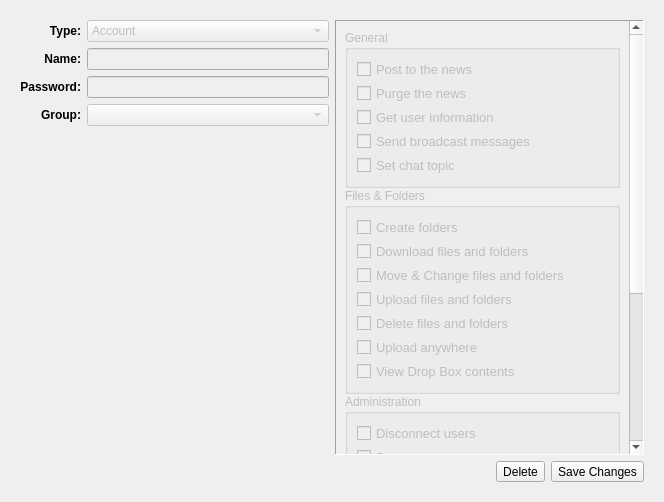
The window that qw_client/QwcAccountsWidget.ui (pcjpnet/qwired-suite) describes before a commit, drawn with Qt 5.
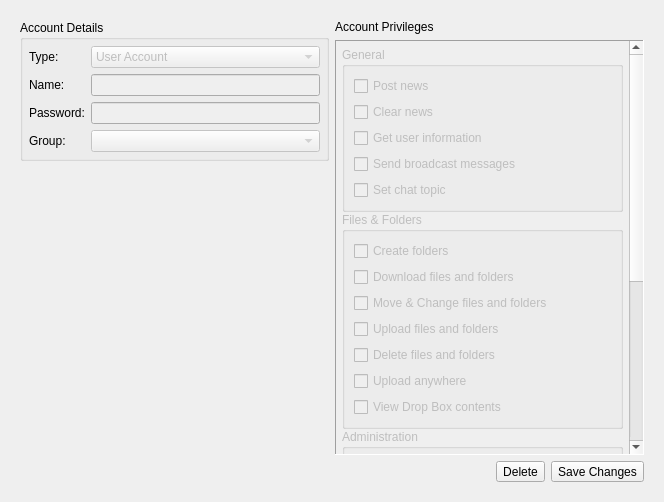
The same window after the commit. The open tabs and pages were chosen to show the change. Icons and pictures are not drawn.

Commit message: Some GUI changes for the account editor on Mac OS X.

```diff
--- a/qw_client/QwcAccountsWidget.ui
+++ b/qw_client/QwcAccountsWidget.ui
@@ -17,28 +17,28 @@
    <item row="0" column="0">
     <widget class="QStackedWidget" name="stackedWidget">
      <property name="currentIndex">
-      <number>1</number>
+      <number>0</number>
      </property>
      <widget class="QWidget" name="page">
-      <layout class="QGridLayout" name="gridLayout_2">
+      <layout class="QGridLayout" name="gridLayout_3">
        <item row="0" column="0">
+        <layout class="QVBoxLayout" name="verticalLayout_8">
+         <item>
+          <widget class="QGroupBox" name="groupBox">
+           <property name="title">
+            <string>Account Details</string>
+           </property>
         <layout class="QVBoxLayout" name="verticalLayout_6">
+            <property name="margin">
+             <number>6</number>
+            </property>
          <item>
-          <layout class="QGridLayout">
+             <layout class="QGridLayout" name="gridLayout_2">
            <item row="0" column="0">
             <widget class="QLabel" name="label">
-             <property name="font">
-              <font>
-               <weight>75</weight>
-               <bold>true</bold>
-              </font>
-             </property>
              <property name="text">
               <string>Type:</string>
              </property>
-             <property name="alignment">
-              <set>Qt::AlignRight|Qt::AlignTrailing|Qt::AlignVCenter</set>
-             </property>
             </widget>
            </item>
            <item row="0" column="1">
@@ -48,7 +48,7 @@
              </property>
              <item>
               <property name="text">
-               <string>Account</string>
+                  <string>User Account</string>
               </property>
               <property name="icon">
                <iconset resource="application.qrc">
@@ -57,7 +57,7 @@
              </item>
              <item>
               <property name="text">
-               <string>Group</string>
+                  <string>Account Group</string>
               </property>
               <property name="icon">
                <iconset resource="application.qrc">
@@ -68,18 +68,9 @@
            </item>
            <item row="1" column="0">
             <widget class="QLabel" name="label_2">
-             <property name="font">
-              <font>
-               <weight>75</weight>
-               <bold>true</bold>
-              </font>
-             </property>
              <property name="text">
               <string>Name:</string>
              </property>
-             <property name="alignment">
-              <set>Qt::AlignRight|Qt::AlignTrailing|Qt::AlignVCenter</set>
-             </property>
             </widget>
            </item>
            <item row="1" column="1">
@@ -91,18 +82,9 @@
            </item>
            <item row="2" column="0">
             <widget class="QLabel" name="label_3">
-             <property name="font">
-              <font>
-               <weight>75</weight>
-               <bold>true</bold>
-              </font>
-             </property>
              <property name="text">
               <string>Password:</string>
              </property>
-             <property name="alignment">
-              <set>Qt::AlignRight|Qt::AlignTrailing|Qt::AlignVCenter</set>
-             </property>
             </widget>
            </item>
            <item row="2" column="1">
@@ -117,18 +99,9 @@
            </item>
            <item row="3" column="0">
             <widget class="QLabel" name="label_4">
-             <property name="font">
-              <font>
-               <weight>75</weight>
-               <bold>true</bold>
-              </font>
-             </property>
              <property name="text">
               <string>Group:</string>
              </property>
-             <property name="alignment">
-              <set>Qt::AlignRight|Qt::AlignTrailing|Qt::AlignVCenter</set>
-             </property>
             </widget>
            </item>
            <item row="3" column="1">
@@ -140,6 +113,9 @@
            </item>
           </layout>
          </item>
+           </layout>
+          </widget>
+         </item>
          <item>
           <spacer name="verticalSpacer">
            <property name="orientation">
@@ -156,10 +132,22 @@
         </layout>
        </item>
        <item row="0" column="1">
+        <layout class="QVBoxLayout" name="verticalLayout_7">
+         <item>
+          <widget class="QLabel" name="label_7">
+           <property name="text">
+            <string>Account Privileges</string>
+           </property>
+          </widget>
+         </item>
+         <item>
         <widget class="QScrollArea" name="scrollArea">
          <property name="frameShape">
           <enum>QFrame::Panel</enum>
          </property>
+           <property name="horizontalScrollBarPolicy">
+            <enum>Qt::ScrollBarAlwaysOff</enum>
+           </property>
          <property name="widgetResizable">
           <bool>true</bool>
          </property>
@@ -167,12 +155,15 @@
           <property name="geometry">
            <rect>
             <x>0</x>
-            <y>0</y>
-            <width>294</width>
-            <height>623</height>
+              <y>-270</y>
+              <width>284</width>
+              <height>657</height>
            </rect>
           </property>
           <layout class="QGridLayout" name="gridLayout_5">
+             <property name="margin">
+              <number>6</number>
+             </property>
            <item row="0" column="0">
             <layout class="QVBoxLayout" name="verticalLayout_2">
              <property name="spacing">
@@ -187,46 +178,22 @@
                 <string>General</string>
                </property>
                <layout class="QVBoxLayout" name="verticalLayout_4">
-                <property name="spacing">
-                 <number>3</number>
-                </property>
                 <item>
                  <widget class="QCheckBox" name="fBasicPostNews">
-                  <property name="font">
-                   <font>
-                    <pointsize>10</pointsize>
-                    <weight>50</weight>
-                    <bold>false</bold>
-                   </font>
-                  </property>
                   <property name="text">
-                   <string>Post to the news</string>
+                     <string>Post news</string>
                   </property>
                  </widget>
                 </item>
                 <item>
                  <widget class="QCheckBox" name="fBasicClearNews">
-                  <property name="font">
-                   <font>
-                    <pointsize>10</pointsize>
-                    <weight>50</weight>
-                    <bold>false</bold>
-                   </font>
-                  </property>
                   <property name="text">
-                   <string>Purge the news</string>
+                     <string>Clear news</string>
                   </property>
                  </widget>
                 </item>
                 <item>
                  <widget class="QCheckBox" name="fBasicGetUserInfo">
-                  <property name="font">
-                   <font>
-                    <pointsize>10</pointsize>
-                    <weight>50</weight>
-                    <bold>false</bold>
-                   </font>
-                  </property>
                   <property name="text">
                    <string>Get user information</string>
                   </property>
@@ -234,13 +201,6 @@
                 </item>
                 <item>
                  <widget class="QCheckBox" name="fBasicBroadcast">
-                  <property name="font">
-                   <font>
-                    <pointsize>10</pointsize>
-                    <weight>50</weight>
-                    <bold>false</bold>
-                   </font>
-                  </property>
                   <property name="text">
                    <string>Send broadcast messages</string>
                   </property>
@@ -248,13 +208,6 @@
                 </item>
                 <item>
                  <widget class="QCheckBox" name="fBasicSetTopic">
-                  <property name="font">
-                   <font>
-                    <pointsize>10</pointsize>
-                    <weight>50</weight>
-                    <bold>false</bold>
-                   </font>
-                  </property>
                   <property name="text">
                    <string>Set chat topic</string>
                   </property>
@@ -272,18 +225,8 @@
                 <string>Files &amp;&amp; Folders</string>
                </property>
                <layout class="QVBoxLayout" name="verticalLayout_3">
-                <property name="spacing">
-                 <number>3</number>
-                </property>
                 <item>
                  <widget class="QCheckBox" name="fFilesCreateFolders">
-                  <property name="font">
-                   <font>
-                    <pointsize>10</pointsize>
-                    <weight>50</weight>
-                    <bold>false</bold>
-                   </font>
-                  </property>
                   <property name="text">
                    <string>Create folders</string>
                   </property>
@@ -291,13 +234,6 @@
                 </item>
                 <item>
                  <widget class="QCheckBox" name="fFilesDownload">
-                  <property name="font">
-                   <font>
-                    <pointsize>10</pointsize>
-                    <weight>50</weight>
-                    <bold>false</bold>
-                   </font>
-                  </property>
                   <property name="text">
                    <string>Download files and folders</string>
                   </property>
@@ -305,13 +241,6 @@
                 </item>
                 <item>
                  <widget class="QCheckBox" name="fFilesMoveChange">
-                  <property name="font">
-                   <font>
-                    <pointsize>10</pointsize>
-                    <weight>50</weight>
-                    <bold>false</bold>
-                   </font>
-                  </property>
                   <property name="text">
                    <string>Move &amp;&amp; Change files and folders</string>
                   </property>
@@ -319,13 +248,6 @@
                 </item>
                 <item>
                  <widget class="QCheckBox" name="fFilesUpload">
-                  <property name="font">
-                   <font>
-                    <pointsize>10</pointsize>
-                    <weight>50</weight>
-                    <bold>false</bold>
-                   </font>
-                  </property>
                   <property name="text">
                    <string>Upload files and folders</string>
                   </property>
@@ -333,13 +255,6 @@
                 </item>
                 <item>
                  <widget class="QCheckBox" name="fFilesDelete">
-                  <property name="font">
-                   <font>
-                    <pointsize>10</pointsize>
-                    <weight>50</weight>
-                    <bold>false</bold>
-                   </font>
-                  </property>
                   <property name="text">
                    <string>Delete files and folders</string>
                   </property>
@@ -347,13 +262,6 @@
                 </item>
                 <item>
                  <widget class="QCheckBox" name="fFilesUploadAnywhere">
-                  <property name="font">
-                   <font>
-                    <pointsize>10</pointsize>
-                    <weight>50</weight>
-                    <bold>false</bold>
-                   </font>
-                  </property>
                   <property name="text">
                    <string>Upload anywhere</string>
                   </property>
@@ -361,13 +269,6 @@
                 </item>
                 <item>
                  <widget class="QCheckBox" name="fFilesViewDropBoxes">
-                  <property name="font">
-                   <font>
-                    <pointsize>10</pointsize>
-                    <weight>50</weight>
-                    <bold>false</bold>
-                   </font>
-                  </property>
                   <property name="text">
                    <string>View Drop Box contents</string>
                   </property>
@@ -385,18 +286,8 @@
                 <string>Administration</string>
                </property>
                <layout class="QVBoxLayout" name="verticalLayout_5">
-                <property name="spacing">
-                 <number>3</number>
-                </property>
                 <item>
                  <widget class="QCheckBox" name="fUsersKick">
-                  <property name="font">
-                   <font>
-                    <pointsize>10</pointsize>
-                    <weight>50</weight>
-                    <bold>false</bold>
-                   </font>
-                  </property>
                   <property name="text">
                    <string>Disconnect users</string>
                   </property>
@@ -404,13 +295,6 @@
                 </item>
                 <item>
                  <widget class="QCheckBox" name="fUsersBan">
-                  <property name="font">
-                   <font>
-                    <pointsize>10</pointsize>
-                    <weight>50</weight>
-                    <bold>false</bold>
-                   </font>
-                  </property>
                   <property name="text">
                    <string>Ban users</string>
                   </property>
@@ -418,13 +302,6 @@
                 </item>
                 <item>
                  <widget class="QCheckBox" name="fUsersNoKick">
-                  <property name="font">
-                   <font>
-                    <pointsize>10</pointsize>
-                    <weight>50</weight>
-                    <bold>false</bold>
-                   </font>
-                  </property>
                   <property name="text">
                    <string>Can not be disconnected</string>
                   </property>
@@ -432,13 +309,6 @@
                 </item>
                 <item>
                  <widget class="QCheckBox" name="fUsersCreate">
-                  <property name="font">
-                   <font>
-                    <pointsize>10</pointsize>
-                    <weight>50</weight>
-                    <bold>false</bold>
-                   </font>
-                  </property>
                   <property name="text">
                    <string>Create accounts and groups</string>
                   </property>
@@ -446,13 +316,6 @@
                 </item>
                 <item>
                  <widget class="QCheckBox" name="fUsersEdit">
-                  <property name="font">
-                   <font>
-                    <pointsize>10</pointsize>
-                    <weight>50</weight>
-                    <bold>false</bold>
-                   </font>
-                  </property>
                   <property name="text">
                    <string>Edit accounts and groups</string>
                   </property>
@@ -460,13 +323,6 @@
                 </item>
                 <item>
                  <widget class="QCheckBox" name="fUsersDelete">
-                  <property name="font">
-                   <font>
-                    <pointsize>10</pointsize>
-                    <weight>50</weight>
-                    <bold>false</bold>
-                   </font>
-                  </property>
                   <property name="text">
                    <string>Delete accounts and groups</string>
                   </property>
@@ -474,13 +330,6 @@
                 </item>
                 <item>
                  <widget class="QCheckBox" name="fUsersElevate">
-                  <property name="font">
-                   <font>
-                    <pointsize>10</pointsize>
-                    <weight>50</weight>
-                    <bold>false</bold>
-                   </font>
-                  </property>
                   <property name="text">
                    <string>Elevate own privileges</string>
                   </property>
@@ -581,9 +430,10 @@
            </item>
           </layout>
           <zorder></zorder>
-          <zorder></zorder>
-         </widget>
-        </widget>
+           </widget>
+          </widget>
+         </item>
+        </layout>
        </item>
        <item row="1" column="0" colspan="2">
         <layout class="QHBoxLayout">
```
Lines whose indentation alone changed are shown as unchanged.
